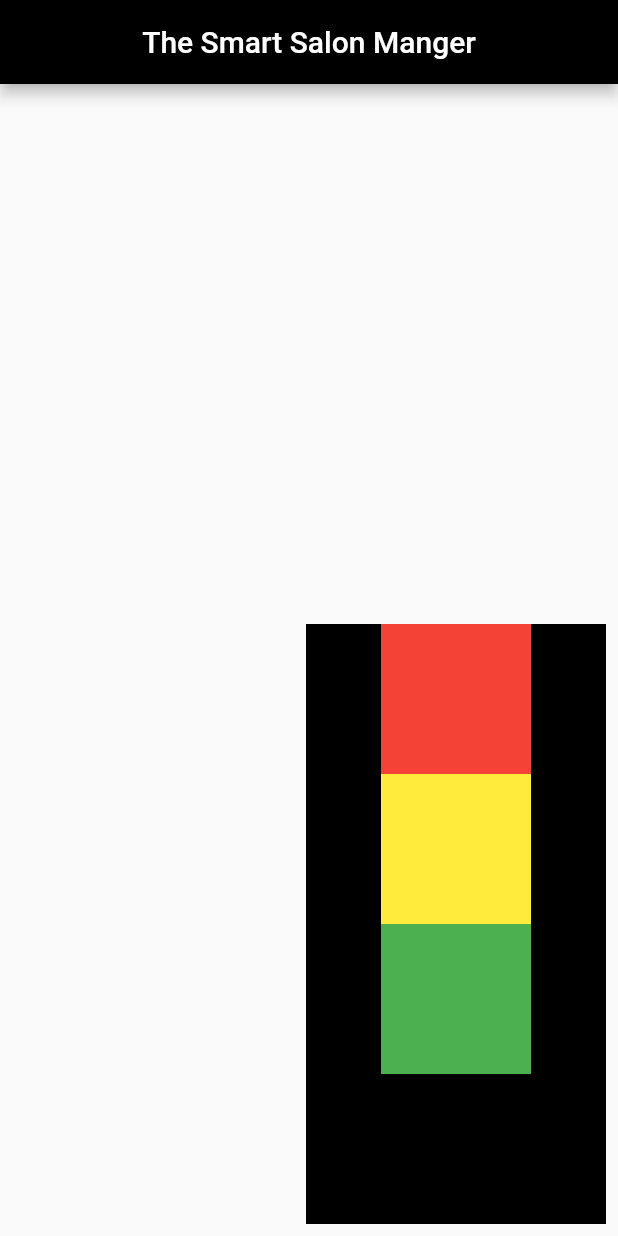
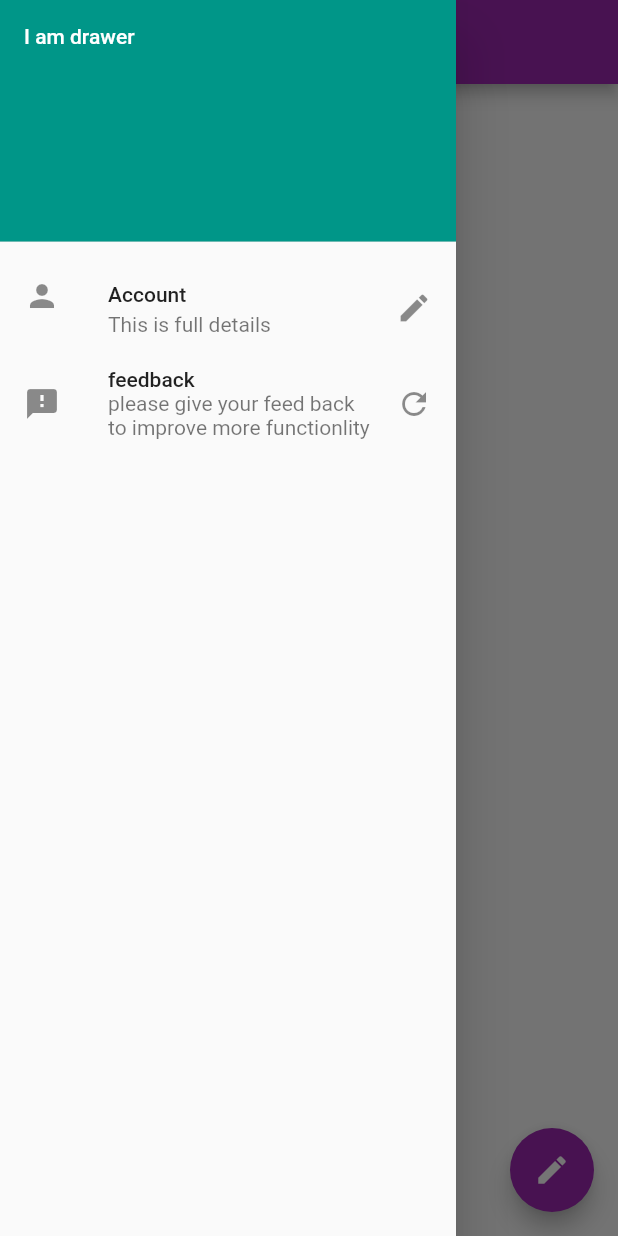
Before and after one commit to chetankoli1/flutter, a Flutter app: the screen it shows after launch, with the side drawer open (before the commit the screen has no drawer), on a phone screen of 412 x 824 dp. Run offline on Flutter 3.47's test engine with Material 2 defaults, Android fonts, the phone set to English and light mode, and no system bars.

Commit message:
new commit

```diff
--- a/lib/main.dart
+++ b/lib/main.dart
@@ -1,56 +1,53 @@
-import 'dart:math';
-
 import 'package:flutter/material.dart';
 
 void main() => runApp(MaterialApp(
-  debugShowCheckedModeBanner: false,
       title: "Sagar koli",
-      home: homeScreen(),
+      home: HomeScreen(),
+      theme: ThemeData(
+        primarySwatch: Colors.purple
+      ),
     ));
 
-class homeScreen extends StatelessWidget {
+class HomeScreen extends StatelessWidget {
   @override
   Widget build(BuildContext context) {
-    var appBar2 = AppBar(
-        title: Center(child: Text("The Smart Salon Manger")),
-        backgroundColor: Colors.black,
-      );
+
     return Scaffold(
-      appBar: appBar2,
-      body: Padding(padding: const EdgeInsets.all(8.0),
-      child: Align(
-                alignment: Alignment.bottomRight,
-                    child: Container(
-                      color: Colors.black,
-                      width: 200,
-                      height: 400,
-                      child : Column(
-                      mainAxisAlignment: MainAxisAlignment.start,
-                      crossAxisAlignment: CrossAxisAlignment.center,
+
+      body: Container(
+
+      ),
+      appBar: AppBar(
+        title: new Text("sagar koli"),
+      ),
+      drawer: Drawer(
+        child: ListView(
             children: [
-                      Container(
-                        padding: const EdgeInsets.all(8),
-                        width: 100,
-                        height: 100,
-                        color: Colors.red,
+              DrawerHeader(child: Text("I am drawer",
+                            style: TextStyle(color: Colors.white),
                             ),
-                      Container(
-                        padding: const EdgeInsets.all(8),
-                        width: 100,
-                        height: 100,
-                        color: Colors.yellow,
+              decoration: BoxDecoration(color: Colors.teal)
               ),
-                      Container(
-                        padding: const EdgeInsets.all(8),
-                        width: 100,
-                        height: 100,
-                        color: Colors.green,
+              ListTile(
+                  leading: Icon(Icons.person),
+                  title: Text("Account"),
+                  subtitle: Text("This is full details"),
+                  trailing: Icon(Icons.edit),
               ),
+              ListTile(
+                  leading: Icon(Icons.feedback),
+                  title: Text("feedback"),
+                  subtitle: Text("please give your feed back to improve more functionlity"),
+                  trailing: Icon(Icons.refresh)
+              )
             ],
+        )
       ),
+      floatingActionButton: FloatingActionButton(onPressed: () {
+
+      },
+      child: Icon(Icons.edit)
       ),
-              ),
-      )
     );
   }
 }
```
Also changed, not shown: 1 other file. Lines whose indentation alone changed are shown as unchanged.
